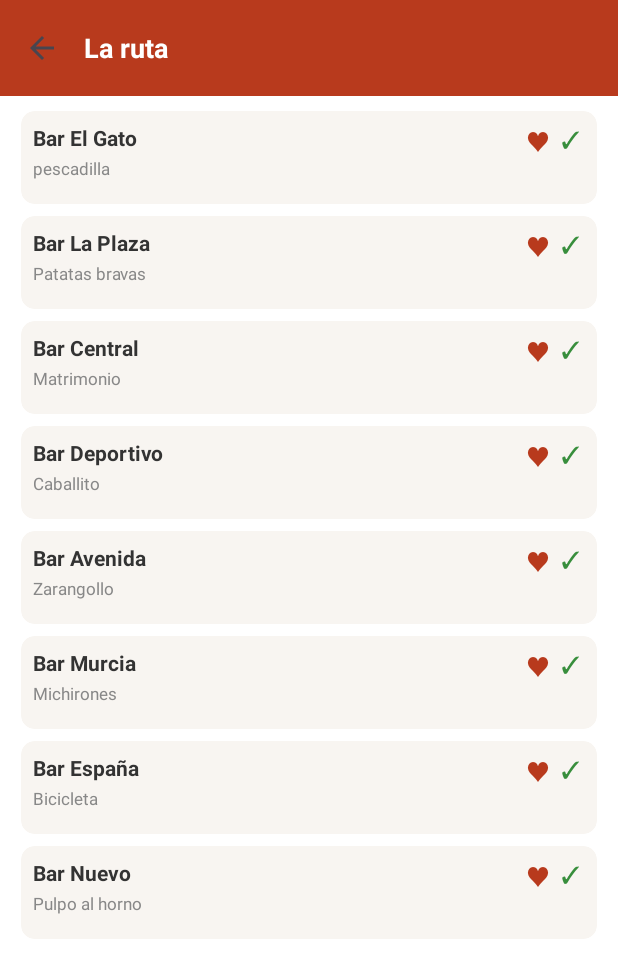
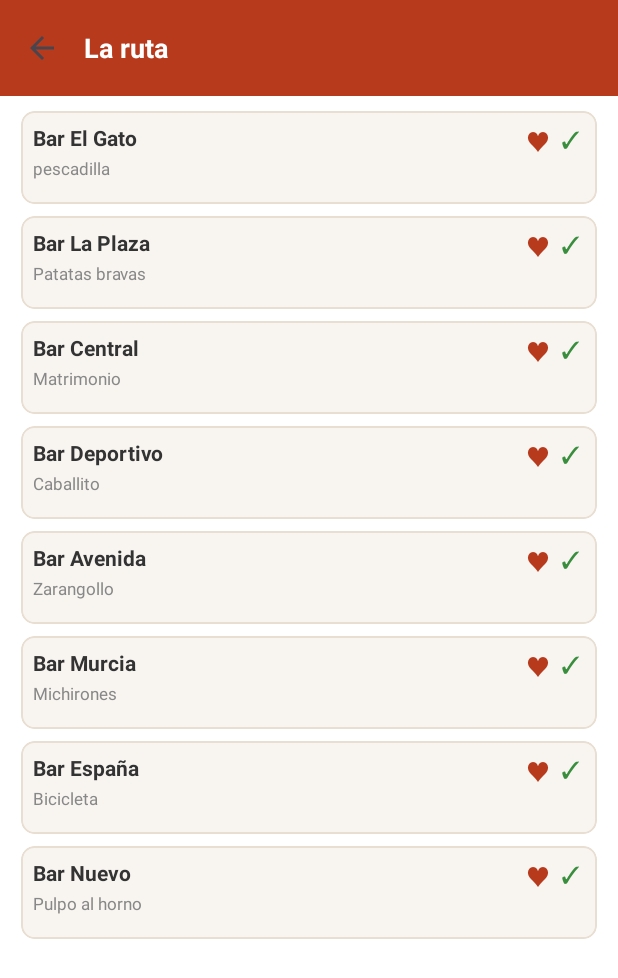
Before and after one commit to ManriqueCosG/ProyectoAndroidMovil, an Android app: the Ruta screen opened directly, with no data from a screen before it, on a phone screen of 412 x 824 dp. Shown: the top 978 px of the screen. Run offline under Robolectric (Android 15) with nearby library versions, the phone set to English and light mode, and no system bars.

Commit message:
prueba 67

```diff
--- a/app/build.gradle.kts
+++ b/app/build.gradle.kts
@@ -41,6 +41,8 @@ dependencies {
     implementation(libs.cardview)
     implementation(libs.constraintlayout)
     implementation(libs.material)
+
+    implementation("com.google.android.material:material:1.12.0")
     testImplementation(libs.junit)
     androidTestImplementation(libs.espresso.core)
     androidTestImplementation(libs.ext.junit)
--- a/app/src/main/res/layout/activity_main.xml
+++ b/app/src/main/res/layout/activity_main.xml
@@ -15,7 +15,6 @@
         android:layout_height="wrap_content"
         android:paddingBottom="20dp">
 
-        <!-- CABECERA -->
         <ImageView
             android:id="@+id/imageView"
             android:layout_width="0dp"
@@ -37,7 +36,6 @@
             app:layout_constraintStart_toStartOf="parent"
             app:layout_constraintTop_toBottomOf="@id/imageView" />
 
-        <!-- SELECTOR DE BARES -->
         <LinearLayout
             android:id="@+id/linearLayout"
             android:layout_width="354dp"
@@ -93,7 +91,6 @@
 
         </LinearLayout>
 
-        <!-- TARJETA DEL PRODUCTO -->
         <androidx.cardview.widget.CardView
             android:id="@+id/cardProducto"
             android:layout_width="344dp"
--- a/app/src/main/res/layout/item_bar_ruta.xml
+++ b/app/src/main/res/layout/item_bar_ruta.xml
@@ -1,6 +1,6 @@
 <?xml version="1.0" encoding="utf-8"?>
 
-<androidx.cardview.widget.CardView
+<com.google.android.material.card.MaterialCardView
     xmlns:android="http://schemas.android.com/apk/res/android"
     xmlns:app="http://schemas.android.com/apk/res-auto"
     android:id="@+id/cardProducto"
@@ -13,8 +13,8 @@
     app:cardBackgroundColor="#F8F5F1"
     app:cardCornerRadius="9dp"
     app:cardElevation="0dp"
-    app:cardStrokeColor="#E8DED2"
-    app:cardStrokeWidth="1dp">
+    app:strokeColor="#E8DED2"
+    app:strokeWidth="1dp">
 
     <androidx.constraintlayout.widget.ConstraintLayout
         android:layout_width="match_parent"
@@ -72,4 +72,4 @@
 
     </androidx.constraintlayout.widget.ConstraintLayout>
 
-</androidx.cardview.widget.CardView>
+</com.google.android.material.card.MaterialCardView>
```
Also changed, not shown: app/src/main/AndroidManifest.xml (+13 -7 lines), app/src/main/java/com/example/examenut2_cosmanrique/Inicio.java (+4 -5 lines).
